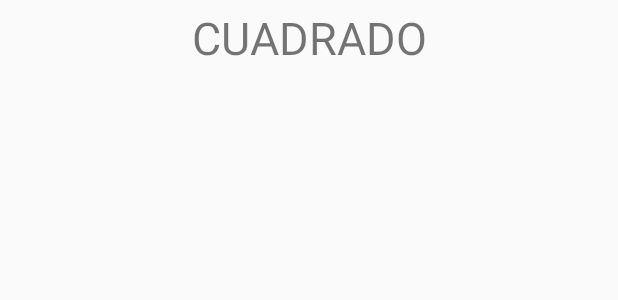
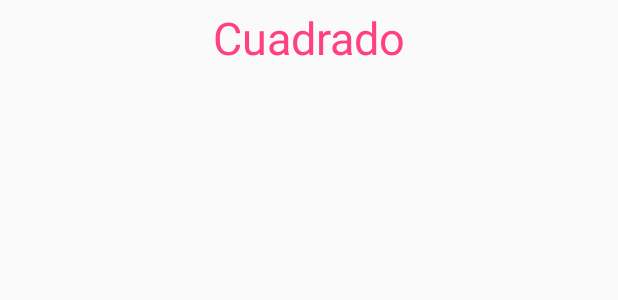
Before and after one commit to christhiansalas/geometrics, an Android app: the layout activity_main2.xml on its own in the app's theme, with its tools: preview values and no code run, on a phone screen of 412 x 824 dp. Shown: the top 300 px of the screen. Run offline under Robolectric (Android 15) with nearby library versions, the phone set to English and light mode, and no system bars.

Commit message:
Estructura de los activity Main y colores base.

```diff
--- a/app/src/main/java/com/christhiansalas/geometrics/MainActivity.java
+++ b/app/src/main/java/com/christhiansalas/geometrics/MainActivity.java
@@ -13,7 +13,7 @@ public class MainActivity extends AppCompatActivity {
         setContentView(R.layout.activity_main);
     }
 
-    public void cuad(View view){
+    public void cuadrado(View view){
 
         Intent intent =new Intent(MainActivity.this, Main2Activity.class);
         startActivity(intent);
--- a/app/src/main/res/layout/activity_main.xml
+++ b/app/src/main/res/layout/activity_main.xml
@@ -8,20 +8,20 @@
 
 
     <Button
-        android:onClick="cuad"
+        android:onClick="cuadrado"
         android:layout_width="150dp"
         android:layout_height="150dp" />
 
     <Button
         android:onClick="triangulo"
-        android:layout_alignParentRight="true"
+        android:layout_alignParentEnd="true"
         android:layout_width="150dp"
         android:layout_height="150dp" />
 
     <Button
         android:onClick="circulo"
         android:layout_alignParentBottom="true"
-        android:layout_alignParentRight="true"
+        android:layout_alignParentEnd="true"
         android:layout_width="150dp"
         android:layout_height="150dp" />
 
--- a/app/src/main/res/layout/activity_main2.xml
+++ b/app/src/main/res/layout/activity_main2.xml
@@ -11,8 +11,9 @@
     <TextView
         android:layout_width="match_parent"
         android:layout_height="50dp"
-        android:text="CUADRADO"
-        android:textSize="30dp"
-        android:gravity="center"/>
+        android:text="@string/cuadrado"
+        android:textSize="30sp"
+        android:gravity="center"
+        android:textColor="@color/colorAccent"/>
 
 </LinearLayout>
--- a/app/src/main/res/layout/activity_main3.xml
+++ b/app/src/main/res/layout/activity_main3.xml
@@ -11,8 +11,8 @@
     <TextView
         android:layout_width="match_parent"
         android:layout_height="50dp"
-        android:text="TRIANGULO"
-        android:textSize="30dp"
+        android:text="@string/triangulo"
+        android:textSize="30sp"
         android:gravity="center"/>
 
 </android.support.constraint.ConstraintLayout>
--- a/app/src/main/res/layout/activity_main4.xml
+++ b/app/src/main/res/layout/activity_main4.xml
@@ -10,8 +10,8 @@
     <TextView
         android:layout_width="match_parent"
         android:layout_height="50dp"
-        android:text="CÍRCULO"
-        android:textSize="30dp"
+        android:text="@string/circulo"
+        android:textSize="30sp"
         android:gravity="center"/>
 
 </android.support.constraint.ConstraintLayout>
--- a/app/src/main/res/layout/activity_main5.xml
+++ b/app/src/main/res/layout/activity_main5.xml
@@ -11,8 +11,8 @@
     <TextView
         android:layout_width="match_parent"
         android:layout_height="50dp"
-        android:text="POLIGONO"
-        android:textSize="30dp"
+        android:text = "@string/poligono"
+        android:textSize="30sp"
         android:gravity="center"/>
 
 </android.support.constraint.ConstraintLayout>
--- a/app/src/main/res/values/strings.xml
+++ b/app/src/main/res/values/strings.xml
@@ -1,3 +1,7 @@
 <resources>
     <string name="app_name">geometrics</string>
+    <string name="cuadrado">Cuadrado</string>
+    <string name="triangulo">Tríangulo</string>
+    <string name="circulo">Círculo</string>
+    <string name="poligono">Polígono</string>
 </resources>
```
